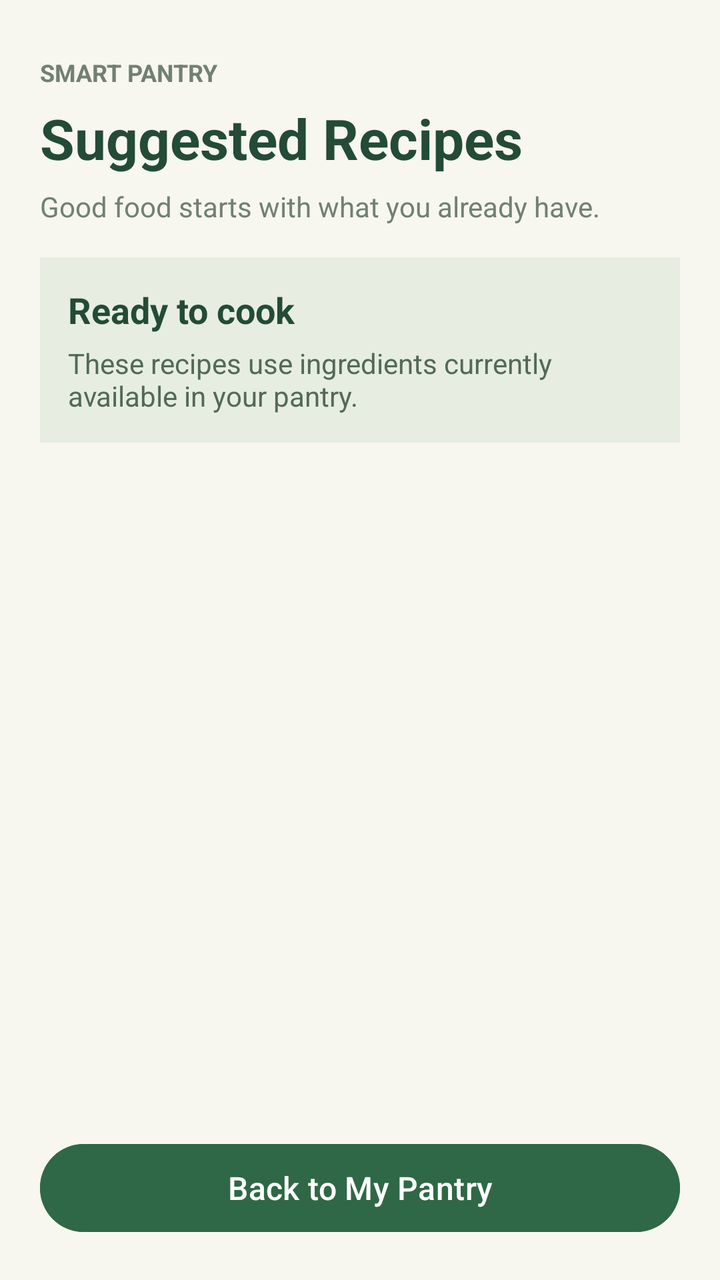
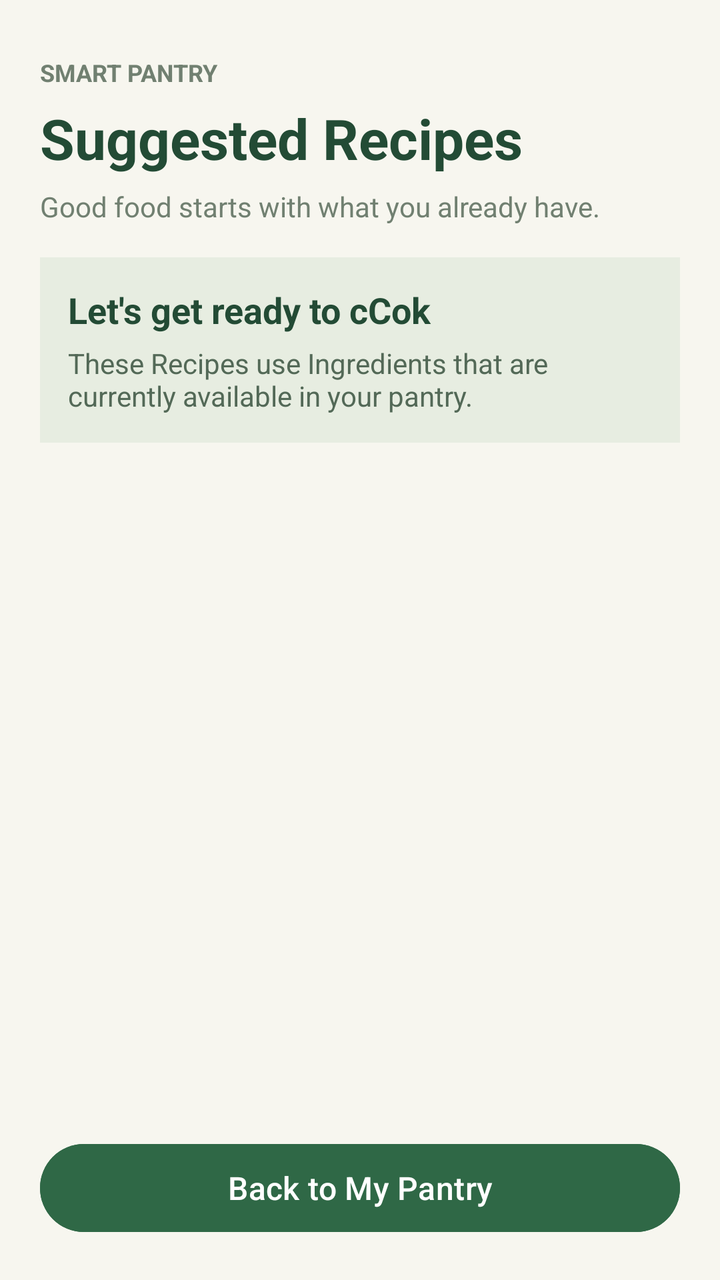

Screens rendered from an Android XML layout before and after an edit, with the pre-edit source and the edit as a unified diff.
<!-- AndroidManifest.xml: application theme Theme.SmartPantryManager -->
<!-- res/layout/activity_suggested_recipes.xml -->
<?xml version="1.0" encoding="utf-8"?>
<LinearLayout xmlns:android="http://schemas.android.com/apk/res/android"
    android:id="@+id/main"
    android:layout_width="match_parent"
    android:layout_height="match_parent"
    android:orientation="vertical"
    android:padding="20dp"
    android:background="#F7F6EF">

    <TextView
        android:layout_width="match_parent"
        android:layout_height="wrap_content"
        android:text="SMART PANTRY"
        android:textColor="#718071"
        android:textSize="12sp"
        android:textStyle="bold"
        android:layout_marginTop="8dp" />

    <TextView
        android:layout_width="match_parent"
        android:layout_height="wrap_content"
        android:text="Suggested Recipes"
        android:textColor="#234B35"
        android:textSize="28sp"
        android:textStyle="bold"
        android:layout_marginTop="6dp" />

    <TextView
        android:layout_width="match_parent"
        android:layout_height="wrap_content"
        android:text="Good food starts with what you already have."
        android:textColor="#718071"
        android:textSize="14sp"
        android:layout_marginTop="6dp"
        android:layout_marginBottom="16dp" />

    <LinearLayout
        android:layout_width="match_parent"
        android:layout_height="wrap_content"
        android:orientation="vertical"
        android:padding="14dp"
        android:background="#E7EDE1"
        android:layout_marginBottom="12dp">

        <TextView
            android:layout_width="match_parent"
            android:layout_height="wrap_content"
            android:text="Ready to cook"
            android:textColor="#234B35"
            android:textSize="18sp"
            android:textStyle="bold" />

        <TextView
            android:layout_width="match_parent"
            android:layout_height="wrap_content"
            android:text="These recipes use ingredients currently available in your pantry."
            android:textColor="#536957"
            android:textSize="14sp"
            android:layout_marginTop="5dp" />

    </LinearLayout>

    <TextView
        android:id="@+id/textNoRecipes"
        android:layout_width="match_parent"
        android:layout_height="wrap_content"
        android:text="No recipes available yet. Add more ingredients to your pantry to discover what you can make!"
        android:textColor="#536957"
        android:textSize="15sp"
        android:gravity="center"
        android:padding="24dp"
        android:visibility="gone" />

    <androidx.recyclerview.widget.RecyclerView
        android:id="@+id/recyclerViewRecipes"
        android:layout_width="match_parent"
        android:layout_height="0dp"
        android:layout_weight="1"
        android:nestedScrollingEnabled="true"
        android:clipToPadding="false"
        android:paddingBottom="8dp" />

    <Button
        android:id="@+id/buttonBackToPantry"
        android:layout_width="match_parent"
        android:layout_height="wrap_content"
        android:layout_marginTop="8dp"
        android:text="Back to My Pantry"
        android:textAllCaps="false"
        android:textSize="16sp"
        android:textColor="#FFFFFF"
        android:backgroundTint="#2F6846"
        android:minHeight="52dp" />

</LinearLayout>
<!-- resources referenced by this layout -->
<resources>
  <style name="Theme.SmartPantryManager" parent="Base.Theme.SmartPantryManager" />
  <style name="Base.Theme.SmartPantryManager" parent="Theme.Material3.DayNight.NoActionBar">
          
          
      </style>
</resources>

<!-- the commit's change to res/layout/activity_suggested_recipes.xml (unified diff, before → after) -->
@@ -7,6 +7,7 @@
     android:padding="20dp"
     android:background="#F7F6EF">
 
+    
     <TextView
         android:layout_width="match_parent"
         android:layout_height="wrap_content"
@@ -16,6 +17,7 @@
         android:textStyle="bold"
         android:layout_marginTop="8dp" />
 
+    
     <TextView
         android:layout_width="match_parent"
         android:layout_height="wrap_content"
@@ -25,6 +27,7 @@
         android:textStyle="bold"
         android:layout_marginTop="6dp" />
 
+    
     <TextView
         android:layout_width="match_parent"
         android:layout_height="wrap_content"
@@ -34,6 +37,7 @@
         android:layout_marginTop="6dp"
         android:layout_marginBottom="16dp" />
 
+    
     <LinearLayout
         android:layout_width="match_parent"
         android:layout_height="wrap_content"
@@ -42,35 +46,39 @@
         android:background="#E7EDE1"
         android:layout_marginBottom="12dp">
 
+        
         <TextView
             android:layout_width="match_parent"
             android:layout_height="wrap_content"
-            android:text="Ready to cook"
+            android:text="Let's get ready to cCok"
             android:textColor="#234B35"
             android:textSize="18sp"
             android:textStyle="bold" />
 
+        
         <TextView
             android:layout_width="match_parent"
             android:layout_height="wrap_content"
-            android:text="These recipes use ingredients currently available in your pantry."
+            android:text="These Recipes use Ingredients that are  currently available in your pantry."
             android:textColor="#536957"
             android:textSize="14sp"
             android:layout_marginTop="5dp" />
 
     </LinearLayout>
 
+    
     <TextView
         android:id="@+id/textNoRecipes"
         android:layout_width="match_parent"
         android:layout_height="wrap_content"
-        android:text="No recipes available yet. Add more ingredients to your pantry to discover what you can make!"
+        android:text="No recipes available yet. Add more ingredients to your pantry and discover what you can make!"
         android:textColor="#536957"
         android:textSize="15sp"
         android:gravity="center"
         android:padding="24dp"
         android:visibility="gone" />
 
+    
     <androidx.recyclerview.widget.RecyclerView
         android:id="@+id/recyclerViewRecipes"
         android:layout_width="match_parent"
@@ -80,6 +88,7 @@
         android:clipToPadding="false"
         android:paddingBottom="8dp" />
 
+    
     <Button
         android:id="@+id/buttonBackToPantry"
         android:layout_width="match_parent"
